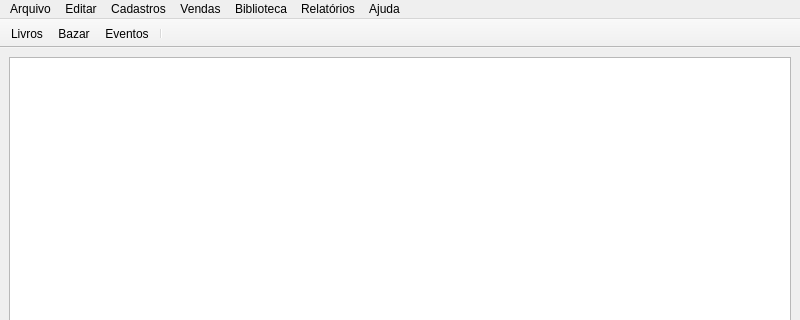
This is src/lib/ui/main.ui in raulvc/seareiros as Qt 5 draws it before an edit; both pictures show x 0 to 800 and y 0 to 320 of the 800 by 600 pixel window. The edited form follows.
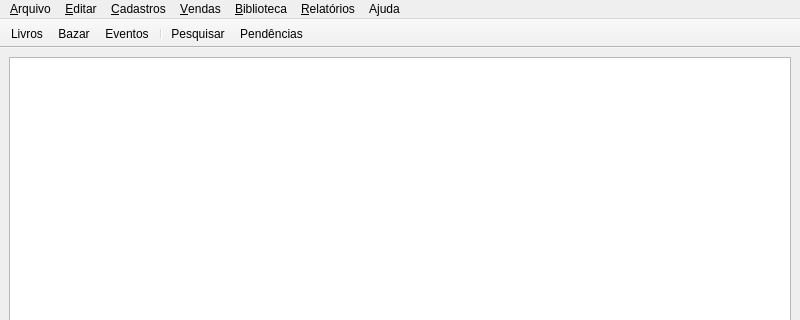
This is the edited form. Icons and pictures are not drawn.

Patch:
```diff
--- a/src/lib/ui/main.ui
+++ b/src/lib/ui/main.ui
@@ -48,13 +48,13 @@
    </property>
    <widget class="QMenu" name="menuFile">
     <property name="title">
-     <string>Arquivo</string>
+     <string>&amp;Arquivo</string>
     </property>
     <addaction name="actionExit"/>
    </widget>
    <widget class="QMenu" name="menuRegisters">
     <property name="title">
-     <string>Cadastros</string>
+     <string>&amp;Cadastros</string>
     </property>
     <addaction name="actionRegAssociate"/>
     <addaction name="actionRegBook"/>
@@ -62,7 +62,7 @@
    </widget>
    <widget class="QMenu" name="menuSales">
     <property name="title">
-     <string>Vendas</string>
+     <string>&amp;Vendas</string>
     </property>
     <addaction name="actionSellBooks"/>
     <addaction name="actionSellProduct"/>
@@ -70,7 +70,7 @@
    </widget>
    <widget class="QMenu" name="menuReports">
     <property name="title">
-     <string>Relatórios</string>
+     <string>&amp;Relatórios</string>
     </property>
     <addaction name="actionRepSales"/>
     <addaction name="actionLivros"/>
@@ -85,14 +85,14 @@
    </widget>
    <widget class="QMenu" name="menuLibrary">
     <property name="title">
-     <string>Biblioteca</string>
+     <string>&amp;Biblioteca</string>
     </property>
     <addaction name="actionLibLend"/>
     <addaction name="actionLibReturn"/>
    </widget>
    <widget class="QMenu" name="menuEdit">
     <property name="title">
-     <string>Editar</string>
+     <string>&amp;Editar</string>
     </property>
     <addaction name="actionCopy"/>
     <addaction name="separator"/>
@@ -142,6 +142,8 @@
    <addaction name="actionSellProduct"/>
    <addaction name="actionSellEvents"/>
    <addaction name="separator"/>
+   <addaction name="actionSearch"/>
+   <addaction name="actionPendencies"/>
   </widget>
   <action name="actionExit">
    <property name="icon">
@@ -313,6 +315,30 @@
     <string>Livros</string>
    </property>
   </action>
+  <action name="actionSearch">
+   <property name="icon">
+    <iconset resource="../../../res/icons.qrc">
+     <normaloff>:/icons/search.png</normaloff>:/icons/search.png</iconset>
+   </property>
+   <property name="text">
+    <string>Pesquisar</string>
+   </property>
+   <property name="toolTip">
+    <string>Pesquisar</string>
+   </property>
+  </action>
+  <action name="actionPendencies">
+   <property name="icon">
+    <iconset resource="../../../res/icons.qrc">
+     <normaloff>:/icons/pending.png</normaloff>:/icons/pending.png</iconset>
+   </property>
+   <property name="text">
+    <string>Pendências</string>
+   </property>
+   <property name="toolTip">
+    <string>Pendências</string>
+   </property>
+  </action>
  </widget>
  <resources>
   <include location="../../../res/icons.qrc"/>
```
